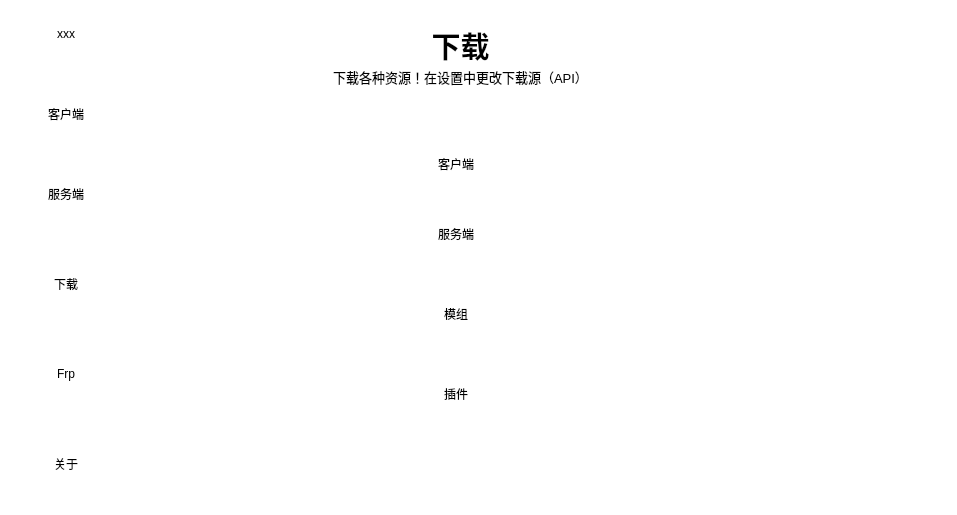
The window that mainwindow.ui (CallMeDongTeacher/MCCSL) describes before a commit, drawn with Qt 5.
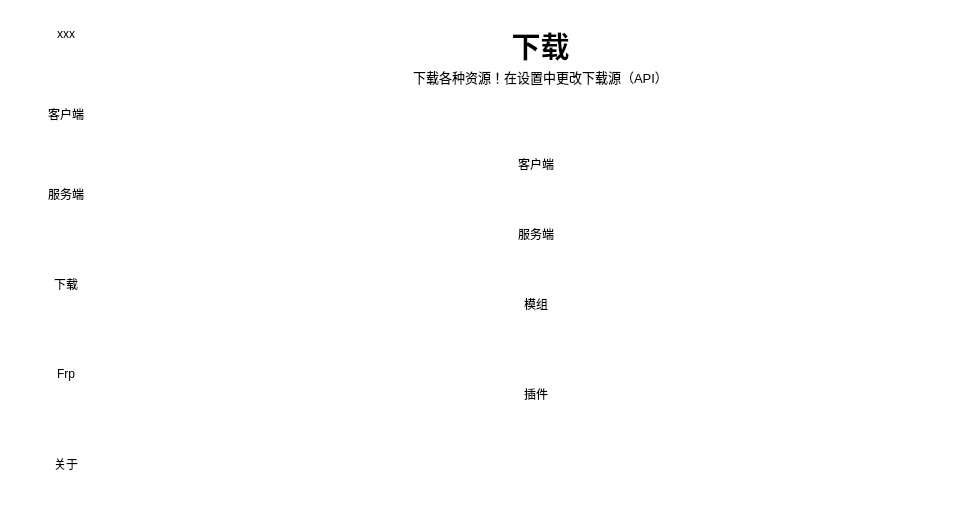
The same window after the commit. The open tabs and pages were chosen to show the change. Icons and pictures are not drawn.

Commit message: 进一步编辑了一些ui（2024.4.20.9.15）

What changed in the file:
```diff
--- a/mainwindow.ui
+++ b/mainwindow.ui
@@ -130,7 +130,7 @@
      <rect>
       <x>120</x>
       <y>10</y>
-      <width>681</width>
+      <width>731</width>
       <height>471</height>
      </rect>
     </property>
@@ -207,7 +207,7 @@
      <widget class="QPushButton" name="serverdownloadButton">
       <property name="geometry">
        <rect>
-        <x>290</x>
+        <x>370</x>
         <y>210</y>
         <width>92</width>
         <height>28</height>
@@ -220,7 +220,7 @@
      <widget class="QPushButton" name="clientdownloadButton">
       <property name="geometry">
        <rect>
-        <x>290</x>
+        <x>370</x>
         <y>140</y>
         <width>92</width>
         <height>28</height>
@@ -233,8 +233,8 @@
      <widget class="QPushButton" name="moddownloadButton">
       <property name="geometry">
        <rect>
-        <x>290</x>
-        <y>290</y>
+        <x>370</x>
+        <y>280</y>
         <width>92</width>
         <height>28</height>
        </rect>
@@ -246,7 +246,7 @@
      <widget class="QPushButton" name="plugdownloadButton">
       <property name="geometry">
        <rect>
-        <x>290</x>
+        <x>370</x>
         <y>370</y>
         <width>92</width>
         <height>28</height>
@@ -259,7 +259,7 @@
      <widget class="QTextBrowser" name="textBrowser_2">
       <property name="geometry">
        <rect>
-        <x>160</x>
+        <x>240</x>
         <y>10</y>
         <width>361</width>
         <height>81</height>
```
Left out of the diff: 46 changed lines with no effect on the pictures.
